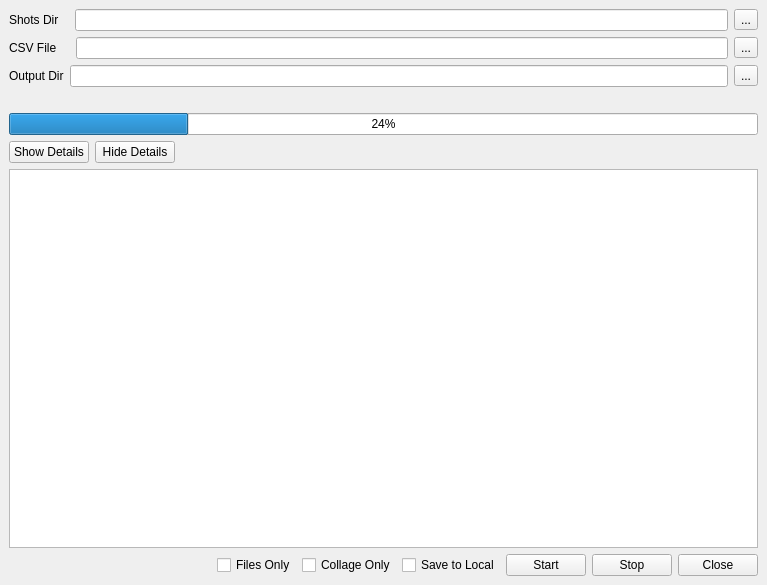
Old version of the form ui/main.ui in the repository iceanimations/createShots.
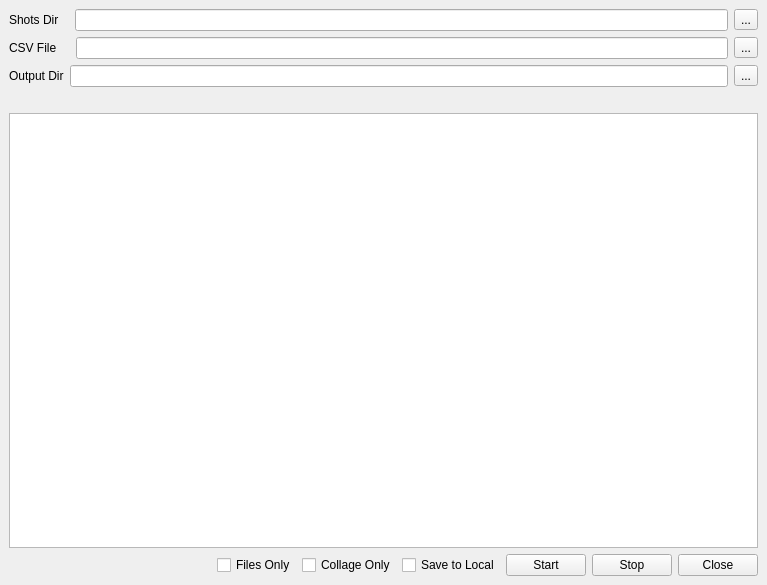
New version of the form.

Commit message: extra widgets removed

The edit to the form file:
```diff
--- a/ui/main.ui
+++ b/ui/main.ui
@@ -102,56 +102,6 @@
     </item>
     <item>
      <layout class="QVBoxLayout" name="verticalLayout">
-      <item>
-       <widget class="QProgressBar" name="progressBar">
-        <property name="value">
-         <number>24</number>
-        </property>
-       </widget>
-      </item>
-      <item>
-       <layout class="QHBoxLayout" name="horizontalLayout_2">
-        <item>
-         <widget class="QPushButton" name="showDetailsButton">
-          <property name="minimumSize">
-           <size>
-            <width>75</width>
-            <height>0</height>
-           </size>
-          </property>
-          <property name="text">
-           <string>Show Details</string>
-          </property>
-         </widget>
-        </item>
-        <item>
-         <widget class="QPushButton" name="hideDetailsButton">
-          <property name="minimumSize">
-           <size>
-            <width>75</width>
-            <height>0</height>
-           </size>
-          </property>
-          <property name="text">
-           <string>Hide Details</string>
-          </property>
-         </widget>
-        </item>
-        <item>
-         <spacer name="horizontalSpacer_2">
-          <property name="orientation">
-           <enum>Qt::Horizontal</enum>
-          </property>
-          <property name="sizeHint" stdset="0">
-           <size>
-            <width>40</width>
-            <height>20</height>
-           </size>
-          </property>
-         </spacer>
-        </item>
-       </layout>
-      </item>
       <item>
        <widget class="QTextEdit" name="statusBox">
         <property name="lineWrapMode">
```
Left out of the diff: 96 changed lines with no effect on the pictures. The commit also changes 1 other file.
